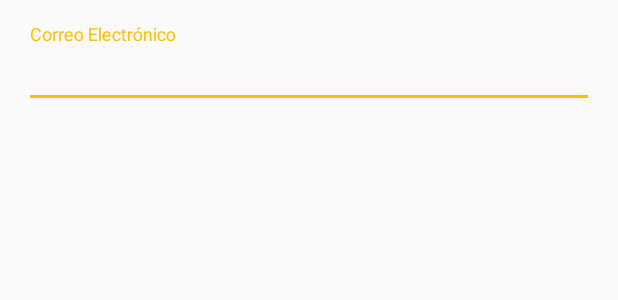
After one commit to JoseLoarca/jc-chat, an Android app: the layout fragment_add_contact.xml on its own in the app's theme, with its tools: preview values and no code run, on a phone screen of 412 x 824 dp. The commit adds this screen. Shown: the top 300 px of the screen. Run offline under Robolectric (Android 15) with nearby library versions, the phone set to English and light mode, and no system bars.

Commit message:
AddContact Fragment.
Se agregó el layout del fragmento para agregar contactos.

```diff
--- a/JCChat/app/build.gradle
+++ b/JCChat/app/build.gradle
@@ -18,7 +18,7 @@ android {
         }
     }
 
-    packagingOptions{
+    packagingOptions {
         exclude 'META-INF/LICENSE'
         exclude 'META-INF/LICENSE-FIREBASE.txt'
         exclude 'META-INF/NOTICE'
@@ -39,4 +39,5 @@ dependencies {
     compile "com.jakewharton:butterknife:$rootProject.ext.butterknifeVersion"
     compile "com.github.bumptech.glide:glide:$rootProject.ext.glideVersion"
     compile "org.greenrobot:eventbus:$rootProject.ext.eventbusVersion"
+    compile 'com.android.support:support-v4:23.4.0'
 }
--- /dev/null
+++ b/JCChat/app/src/main/java/org/jcloarca/jcchat/addcontact/AddContactFragment.java
@@ -0,0 +1,30 @@
+package org.jcloarca.jcchat.addcontact;
+
+
+import android.os.Bundle;
+import android.support.v4.app.Fragment;
+import android.view.LayoutInflater;
+import android.view.View;
+import android.view.ViewGroup;
+
+import org.jcloarca.jcchat.R;
+
+/**
+ * A simple {@link Fragment} subclass.
+ */
+public class AddContactFragment extends Fragment {
+
+
+    public AddContactFragment() {
+        // Required empty public constructor
+    }
+
+
+    @Override
+    public View onCreateView(LayoutInflater inflater, ViewGroup container,
+                             Bundle savedInstanceState) {
+        // Inflate the layout for this fragment
+        return inflater.inflate(R.layout.fragment_add_contact, container, false);
+    }
+
+}
--- /dev/null
+++ b/JCChat/app/src/main/res/layout/fragment_add_contact.xml
@@ -0,0 +1,31 @@
+<FrameLayout xmlns:android="http://schemas.android.com/apk/res/android"
+    xmlns:tools="http://schemas.android.com/tools"
+    android:layout_width="match_parent"
+    android:layout_height="match_parent"
+    tools:context="org.jcloarca.jcchat.addcontact.AddContactFragment">
+
+    <android.support.design.widget.TextInputLayout
+        android:id="@+id/wrapperEmail"
+        android:layout_width="match_parent"
+        android:layout_height="wrap_content"
+        android:layout_margin="@dimen/activity_horizontal_margin"
+        android:layout_above="@+id/wrapperPassword">
+
+        <EditText
+            android:layout_width="match_parent"
+            android:layout_height="wrap_content"
+            android:hint="@string/login.message.email"
+            android:inputType="textEmailAddress"
+            android:id="@+id/editTxtEmail" />
+
+        <ProgressBar
+            style="?android:progressBarStyleLarge"
+            android:layout_width="wrap_content"
+            android:layout_height="wrap_content"
+            android:id="@+id/progressBar"
+            android:layout_centerHorizontal="true"
+            android:visibility="gone"/>
+
+    </android.support.design.widget.TextInputLayout>
+
+</FrameLayout>
--- a/JCChat/app/src/main/res/values/strings.xml
+++ b/JCChat/app/src/main/res/values/strings.xml
@@ -10,4 +10,7 @@
 
     <string name="contactlist.menu.action.signoff">Cerrar Sesión</string>
     <string name="contactlist.title">Contactos</string>
+
+    <!-- TODO: Remove or change this placeholder text -->
+    <string name="hello_blank_fragment">Hello blank fragment</string>
 </resources>
```
